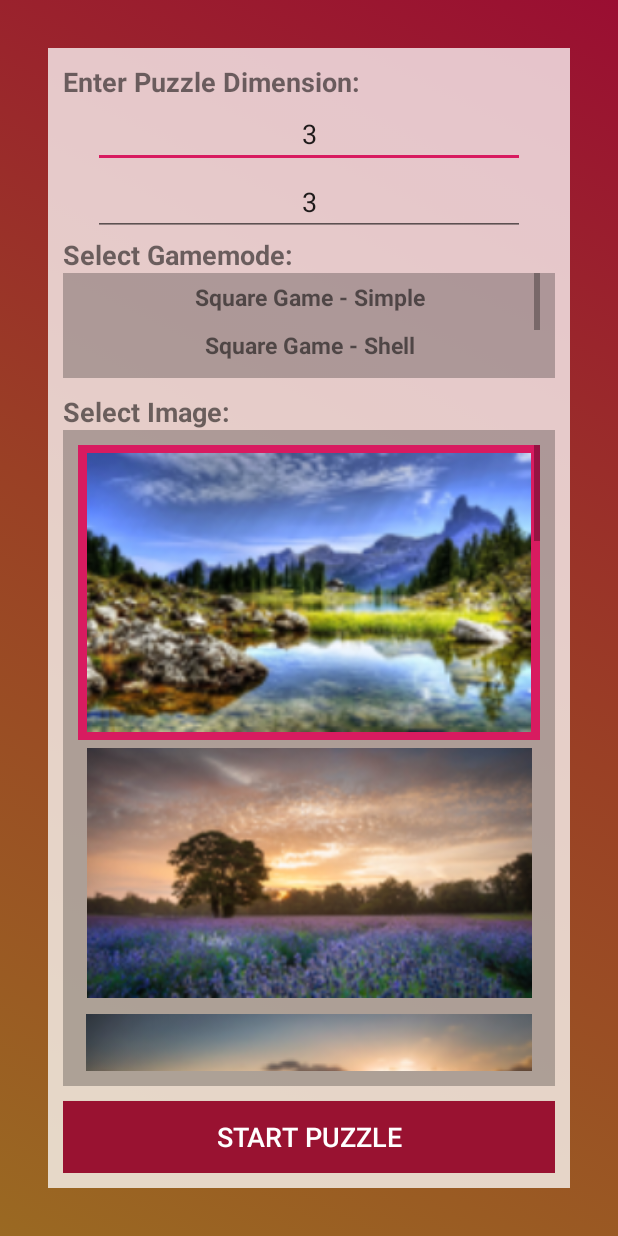
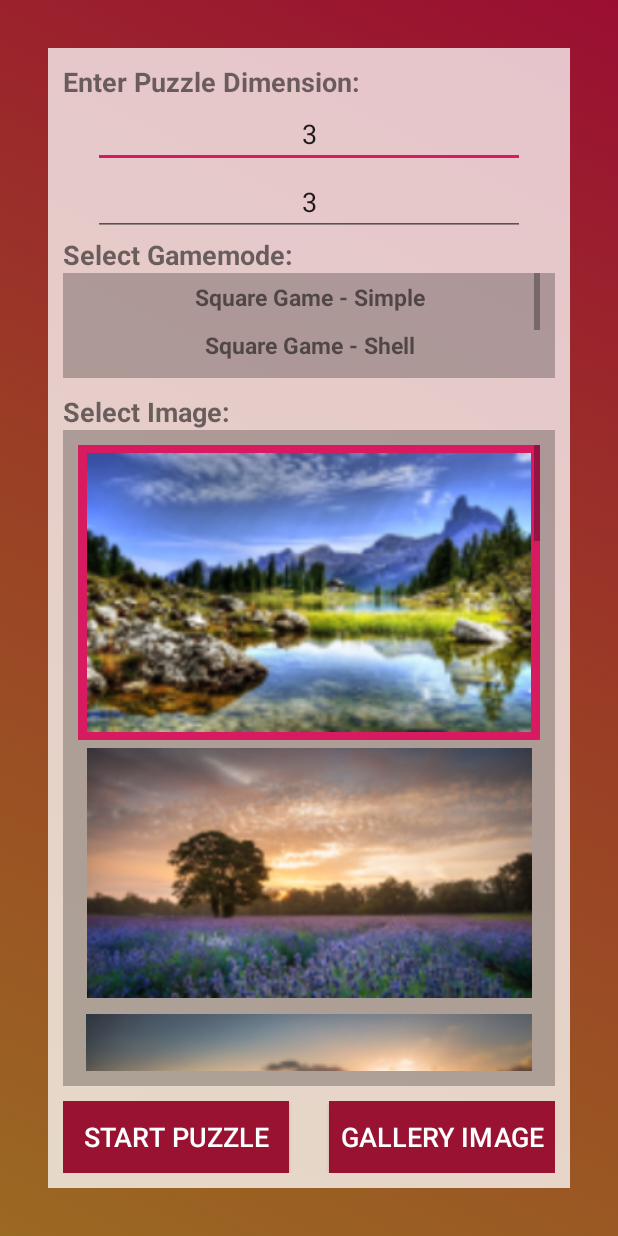
Before and after one commit to Bogdanisar/Puzzle, an Android app: the ActivityGameOptions screen opened directly, with no data from a screen before it, on a phone screen of 412 x 824 dp. Run offline under Robolectric (Android 15) with nearby library versions, the phone set to English and light mode, and no system bars.

Commit message:
SquareGame can now use an user gallery image.
- GameOptions now has a button for selecting the image;
- JigsawGame custom image not yet implemented;
- The image appears as a default "user image" in history.

```diff
--- a/app/src/main/res/layout/activity_game_options.xml
+++ b/app/src/main/res/layout/activity_game_options.xml
@@ -191,16 +191,32 @@
             </LinearLayout>
         </ScrollView>
 
-        <Button
-            android:id="@+id/buttonStartGame"
+
+
+        <LinearLayout
             android:layout_width="match_parent"
             android:layout_height="wrap_content"
-            android:layout_marginTop="10sp"
-            android:background="#991231"
-            android:text="start puzzle"
-            android:textColor="@android:color/white"
-            android:textSize="18sp"
-            android:onClick="startGame"/>
+            android:gravity="center_horizontal"
+            android:orientation="horizontal"
+            android:layout_marginTop="10sp">
+
+            <Button
+                android:id="@+id/buttonStartGame"
+                android:text="start puzzle"
+                android:onClick="startGame"
+                style="@style/gameoptionsButton"/>
+
+            <View
+                android:layout_width="40px"
+                android:layout_height="match_parent" />
+
+            <Button
+                android:id="@+id/buttonChooseImage"
+                android:text="gallery image"
+                android:onClick="chooseImage"
+                style="@style/gameoptionsButton"/>
+
+        </LinearLayout>
 
     </LinearLayout>
 </android.support.constraint.ConstraintLayout>
--- a/app/src/main/res/values/styles.xml
+++ b/app/src/main/res/values/styles.xml
@@ -10,6 +10,14 @@
         <item name="windowNoTitle">true</item>
     </style>
 
+    <style name="gameoptionsButton">
+        <item name="android:layout_width">0px</item>
+        <item name="android:layout_weight">0.4</item>
+        <item name="android:layout_height">wrap_content</item>
+        <item name="android:background">#991231</item>
+        <item name="android:textColor">@android:color/white</item>
+        <item name="android:textSize">18sp</item>
+    </style>
 
     <style name="gamemodeSelectView">
         <item name="android:layout_width">match_parent</item>
@@ -33,6 +41,8 @@
         <item name="android:onClick">selectImage</item>
     </style>
 
+
+
     <style name="TopGameMenu_Button">
         <item name="android:layout_height">match_parent</item>
         <item name="android:layout_width">match_parent</item>>
```
Also changed, not shown: app/src/main/java/com/example/puzzle/ActivityGameOptions.java (+41 -22 lines), app/src/main/java/com/example/puzzle/ActivitySquareGame.java (+57 -20 lines), app/src/main/res/drawable/user_image_small.png (added).
